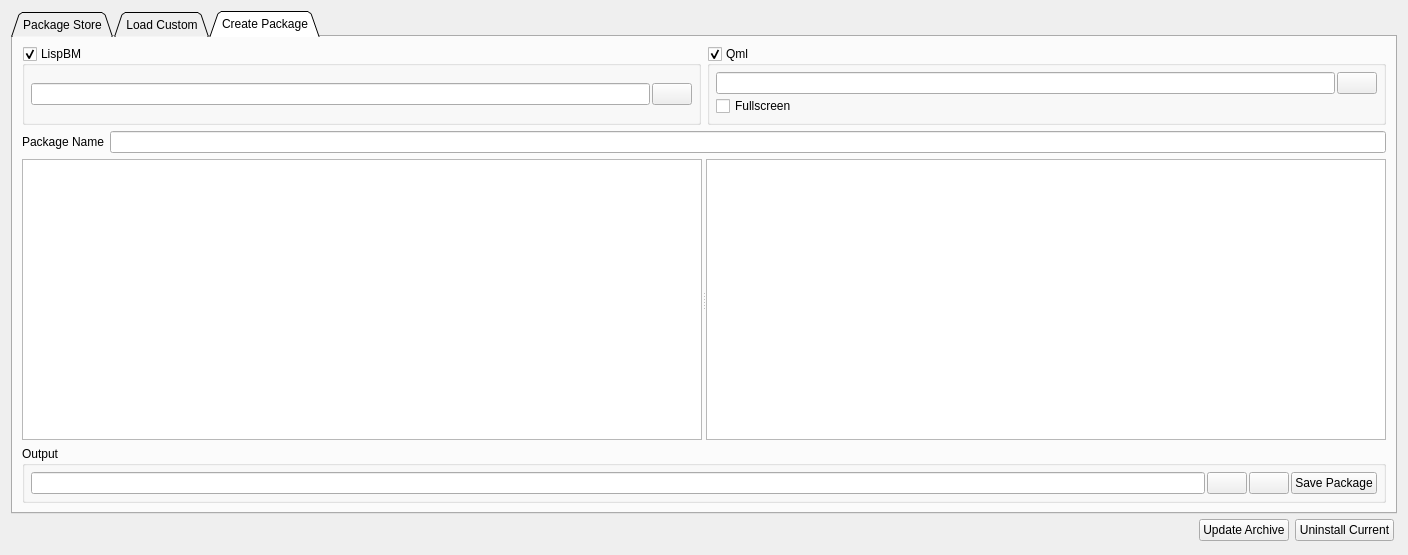
Qt form pages/pagevescpackage.ui (njupt-robomasters/vesc_tool-zh) before a commit.
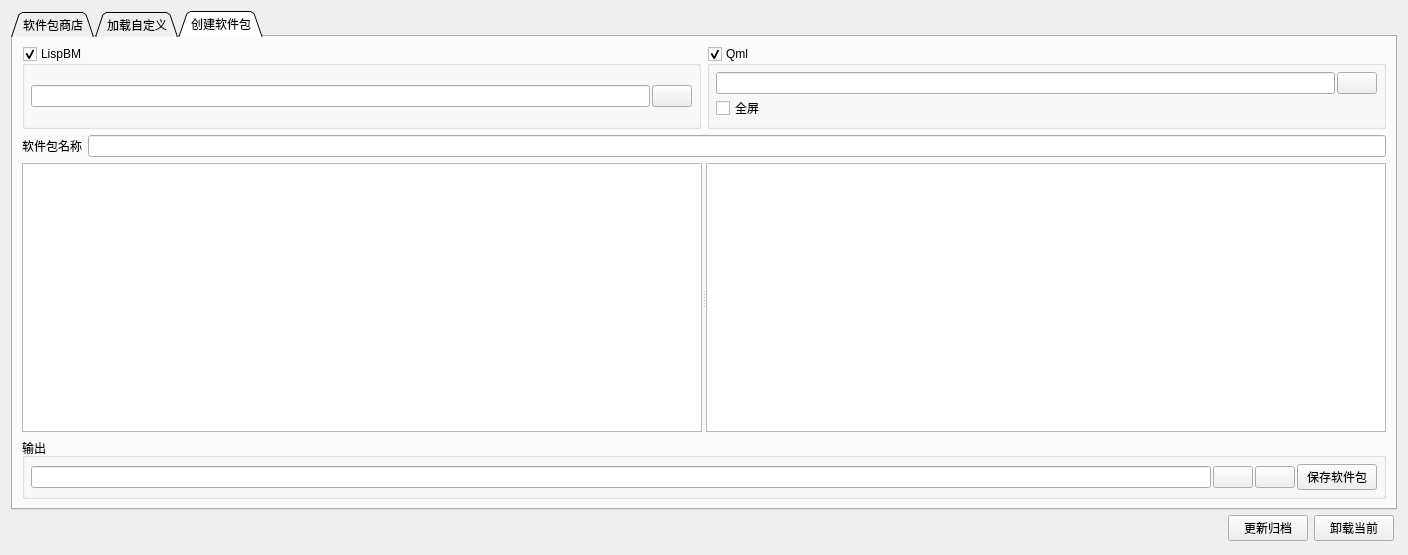
The same form after that commit. The open tabs and pages were chosen to show the change. Icons and pictures are not drawn. Custom widgets are drawn as their Qt base class.

```diff
--- a/pages/pagevescpackage.ui
+++ b/pages/pagevescpackage.ui
@@ -36,7 +36,7 @@
      </property>
      <widget class="QWidget" name="tab_3">
       <attribute name="title">
-       <string>Package Store</string>
+       <string>软件包商店</string>
       </attribute>
       <layout class="QHBoxLayout" name="horizontalLayout_6">
        <item>
@@ -132,7 +132,7 @@
      </widget>
      <widget class="QWidget" name="tab">
       <attribute name="title">
-       <string>Load Custom</string>
+       <string>加载自定义</string>
       </attribute>
       <layout class="QVBoxLayout" name="verticalLayout_3">
        <item>
@@ -214,7 +214,7 @@
      </widget>
      <widget class="QWidget" name="tab_2">
       <attribute name="title">
-       <string>Create Package</string>
+       <string>创建软件包</string>
       </attribute>
       <layout class="QVBoxLayout" name="verticalLayout_2">
        <item>
@@ -319,7 +319,7 @@
             <item row="1" column="0">
              <widget class="QCheckBox" name="qmlFullscreenBox">
               <property name="text">
-               <string>Fullscreen</string>
+               <string>全屏</string>
               </property>
              </widget>
             </item>
@@ -333,7 +333,7 @@
          <item>
           <widget class="QLabel" name="label">
            <property name="text">
-            <string>Package Name</string>
+            <string>软件包名称</string>
            </property>
           </widget>
          </item>
@@ -360,7 +360,7 @@
        <item>
         <widget class="QGroupBox" name="lispBox_2">
          <property name="title">
-          <string>Output</string>
+          <string>输出</string>
          </property>
          <layout class="QHBoxLayout" name="horizontalLayout_2">
           <property name="spacing">
@@ -415,7 +415,7 @@
           <item>
            <widget class="QPushButton" name="saveButton">
             <property name="text">
-             <string>Save Package</string>
+             <string>保存软件包</string>
             </property>
             <property name="icon">
              <iconset resource="../res.qrc">
@@ -458,14 +458,14 @@
       <item>
        <widget class="QPushButton" name="dlArchiveButton">
         <property name="text">
-         <string>Update Archive</string>
+         <string>更新归档</string>
         </property>
        </widget>
       </item>
       <item>
        <widget class="QPushButton" name="uninstallButton">
         <property name="text">
-         <string>Uninstall Current</string>
+         <string>卸载当前</string>
         </property>
        </widget>
       </item>
```
Left out of the diff: 22 changed lines with no effect on the pictures.
